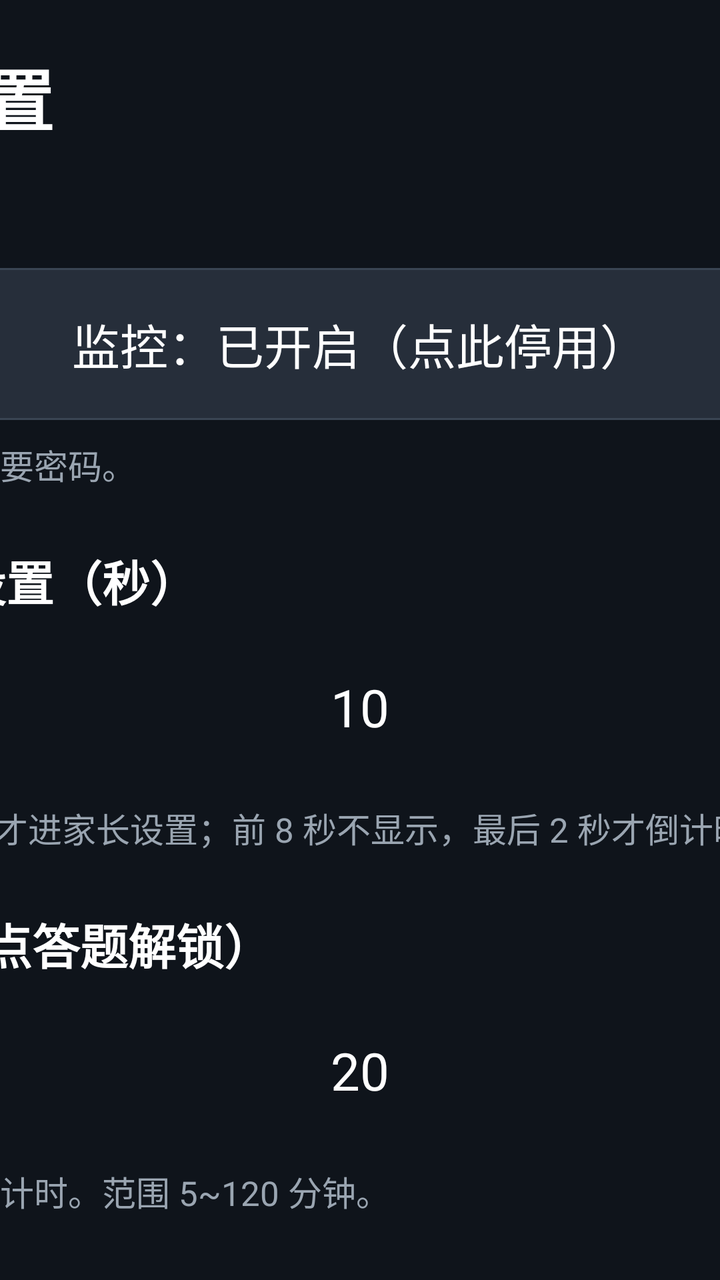
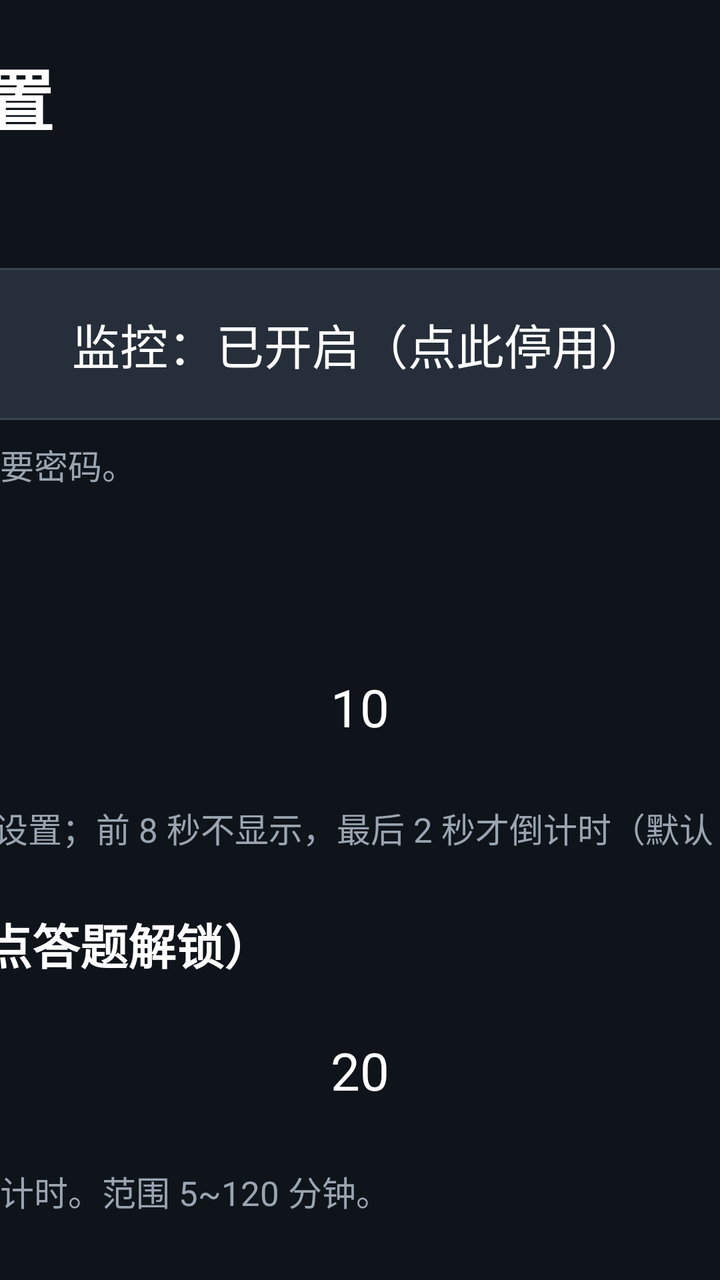

An Android layout rendered at two revisions. The XML below is the earlier revision; the diff shows what the commit changed to produce the second picture.
<!-- AndroidManifest.xml: application theme Theme.KidsLock -->
<!-- res/layout/activity_main.xml -->
<?xml version="1.0" encoding="utf-8"?>
<FrameLayout xmlns:android="http://schemas.android.com/apk/res/android"
    android:id="@+id/root"
    android:layout_width="match_parent"
    android:layout_height="match_parent"
    android:background="@color/bg_dark">

    <ScrollView
        android:id="@+id/scroll"
        android:layout_width="match_parent"
        android:layout_height="match_parent"
        android:fillViewport="true"
        android:scrollbars="none">

        <LinearLayout
            android:layout_width="960dp"
            android:layout_height="wrap_content"
            android:layout_gravity="center_horizontal"
            android:orientation="vertical"
            android:paddingLeft="28dp"
            android:paddingRight="28dp"
            android:paddingTop="24dp"
            android:paddingBottom="40dp">

            
            <LinearLayout
                android:layout_width="match_parent"
                android:layout_height="wrap_content"
                android:baselineAligned="true"
                android:orientation="horizontal">

                <TextView
                    android:layout_width="0dp"
                    android:layout_height="wrap_content"
                    android:layout_weight="1"
                    android:includeFontPadding="false"
                    android:text="每日壁纸 · 家长设置"
                    android:textColor="@color/text_main"
                    android:textSize="34sp"
                    android:textStyle="bold" />

                <TextView
                    android:id="@+id/tvVersion"
                    android:layout_width="wrap_content"
                    android:layout_height="wrap_content"
                    android:layout_marginLeft="16dp"
                    android:includeFontPadding="false"
                    android:text="v1.9.8"
                    android:textColor="@color/text_dim"
                    android:textSize="20sp" />
            </LinearLayout>

            <TextView style="@style/Label" android:text="监控开关" />

            <TextView
                android:id="@+id/btnEnable"
                style="@style/RowBtn"
                android:text="监控：已开启（点此停用）" />

            <TextView
                style="@style/Hint"
                android:text="关掉后不计时、不锁屏；家长设置仍要密码。" />

            
            <TextView
                style="@style/Label"
                android:text="长按菜单键 / OK 键进入设置（秒）" />

            <LinearLayout style="@style/Stepper">

                <TextView
                    android:id="@+id/btnHoldMinus"
                    style="@style/StepBtn"
                    android:text="-" />

                <TextView
                    android:id="@+id/tvHoldSec"
                    style="@style/StepValue"
                    android:text="10" />

                <TextView
                    android:id="@+id/btnHoldPlus"
                    style="@style/StepBtn"
                    android:text="+" />
            </LinearLayout>

            <TextView
                style="@style/Hint"
                android:text="壁纸界面按住菜单键或 OK 键这么久才进家长设置；前 8 秒不显示，最后 2 秒才倒计时（默认 10 秒）。" />

            <TextView style="@style/Label" android:text="单次连续观看（分钟，到点答题解锁）" />

            <LinearLayout style="@style/Stepper">

                <TextView
                    android:id="@+id/btnSingleMinus"
                    style="@style/StepBtn"
                    android:text="-" />

                <TextView
                    android:id="@+id/tvSingle"
                    style="@style/StepValue"
                    android:text="20" />

                <TextView
                    android:id="@+id/btnSinglePlus"
                    style="@style/StepBtn"
                    android:text="+" />
            </LinearLayout>

            <TextView
                style="@style/Hint"
                android:text="看满这个时长就弹锁屏；答对后重新计时。范围 5~120 分钟。" />

            <TextView style="@style/Label" android:text="每日累计上限（分钟，0=不限）" />

            <LinearLayout style="@style/Stepper">

                <TextView
                    android:id="@+id/btnDailyMinus"
                    style="@style/StepBtn"
                    android:text="-" />

                <TextView
                    android:id="@+id/tvDaily"
                    style="@style/StepValue"
                    android:text="0" />

                <TextView
                    android:id="@+id/btnDailyPlus"
                    style="@style/StepBtn"
                    android:text="+" />
            </LinearLayout>

            <TextView style="@style/Label" android:text="长关机重置阈值（分钟，0=不限）" />

            <LinearLayout style="@style/Stepper">

                <TextView
                    android:id="@+id/btnAwayMinus"
                    style="@style/StepBtn"
                    android:text="-" />

                <TextView
                    android:id="@+id/tvAway"
                    style="@style/StepValue"
                    android:text="30 分钟" />

                <TextView
                    android:id="@+id/btnAwayPlus"
                    style="@style/StepBtn"
                    android:text="+" />
            </LinearLayout>

            <TextView
                style="@style/Hint"
                android:text="关机不超过这个时长：计时接着走、锁屏保留；超过：本次计时清零（今日已看不减）；过零点：全部清零。0=不限。" />

            <TextView style="@style/Label" android:text="连续答对题数（答对才解锁）" />

            <LinearLayout style="@style/Stepper">

                <TextView
                    android:id="@+id/btnCorrMinus"
                    style="@style/StepBtn"
                    android:text="-" />

                <TextView
                    android:id="@+id/tvCorrect"
                    style="@style/StepValue"
                    android:text="3" />

                <TextView
                    android:id="@+id/btnCorrPlus"
                    style="@style/StepBtn"
                    android:text="+" />
            </LinearLayout>

            <TextView style="@style/Label" android:text="孩子年级" />

            <LinearLayout style="@style/Stepper">

                <TextView
                    android:id="@+id/btnLevelMinus"
                    style="@style/StepBtn"
                    android:text="-" />

                <TextView
                    android:id="@+id/tvLevel"
                    style="@style/StepValue"
                    android:text="二年级" />

                <TextView
                    android:id="@+id/btnLevelPlus"
                    style="@style/StepBtn"
                    android:text="+" />
            </LinearLayout>

            <TextView
                style="@style/Hint"
                android:text="1~9 年级；只出该年级及以下的题，不超纲。" />

            <TextView style="@style/Label" android:text="教材版本（语文/数学/英语按版本出题）" />

            <LinearLayout
                android:id="@+id/editionRow"
                android:layout_width="match_parent"
                android:layout_height="wrap_content"
                android:baselineAligned="false"
                android:orientation="horizontal" />

            <TextView style="@style/Label" android:text="启用题型（可多选）" />

            <LinearLayout
                android:id="@+id/typeGrid"
                android:layout_width="match_parent"
                android:layout_height="wrap_content"
                android:orientation="vertical" />

            <TextView style="@style/Label" android:text="题库" />

            <TextView
                android:id="@+id/tvQuizStatus"
                style="@style/Hint"
                android:text="未加载" />

            <TextView
                style="@style/Hint"
                android:text="想加自己的题：把 txt 文件拷到电视的 Download/txhlock 文件夹（U 盘或 SMB 都行），再点「重新加载题库」。一行一题：题目|答案|错误1;错误2;错误3" />

            <TextView
                android:id="@+id/btnExportQuiz"
                style="@style/RowBtn"
                android:text="导出内置题库（照着改）" />

            <TextView
                android:id="@+id/btnReloadQuiz"
                style="@style/RowBtn"
                android:layout_marginTop="10dp"
                android:text="重新加载题库" />

            <TextView
                android:id="@+id/btnClearLocal"
                style="@style/RowBtn"
                android:layout_marginTop="10dp"
                android:text="删除本地题库文件（只删本地，不动内置）" />

            <TextView style="@style/Label" android:text="局域网 SMB 题库同步（打开应用时自动更新）" />

            <TextView
                android:id="@+id/tvSmbStatus"
                style="@style/Hint"
                android:text="SMB 同步未开启" />

            <TextView
                android:id="@+id/btnSmbSetup"
                style="@style/RowBtn"
                android:text="SMB 同步设置" />

            <TextView
                android:id="@+id/btnSmbSyncNow"
                style="@style/RowBtn"
                android:layout_marginTop="10dp"
                android:text="立即更新 SMB 题库" />

            <TextView style="@style/Label" android:text="家长密码" />

            <TextView
                android:id="@+id/btnChangePin"
                style="@style/RowBtn"
                android:text="修改家长密码（默认 1234）" />

            <TextView style="@style/Label" android:text="防绕过 / 锁屏方式" />

            <TextView
                android:id="@+id/btnBootLock"
                style="@style/RowBtn"
                android:text="开机先答题：开（点此关闭）" />

            <TextView
                style="@style/Hint"
                android:text="开：每次真正开机/重启都先答题；关：沿用重启前状态（已锁仍锁，没锁就接着上次计时）。关机超过「长关机」时长会按长关机规则清零。" />

            <TextView
                android:id="@+id/btnOverlay"
                style="@style/RowBtn"
                android:layout_marginTop="10dp"
                android:text="悬浮层：检查中…" />

            <TextView
                android:id="@+id/tvHomeStatus"
                style="@style/Hint"
                android:text="系统桌面：未做任何修改" />

            <TextView
                android:id="@+id/btnAcc"
                style="@style/RowBtn"
                android:text="去系统里打开无障碍（当前：未开启）" />

            <TextView
                android:id="@+id/tvAccStatus"
                style="@style/Hint"
                android:text="正在检测无障碍保活状态…" />

            <TextView
                android:id="@+id/tvAccState"
                style="@style/Hint"
                android:text="无障碍：正在检测…" />

            <TextView
                style="@style/Hint"
                android:text="更新/覆盖安装后，小米电视可能会自动关掉无障碍；更新完回来看到「未开启」，点上面的按钮重开一次即可。" />

            <TextView
                style="@style/Hint"
                android:text="「自启动」需要手动去系统设置里打开；如果已开启，下面只显示绿色状态，不用点。" />

            <TextView
                android:id="@+id/btnSysSettings"
                style="@style/RowBtn"
                android:text="自启动：检测中…" />

            <TextView
                android:id="@+id/btnHomeSetup"
                style="@style/RowBtn"
                android:layout_marginTop="10dp"
                android:text="还原并卸载（恢复小米桌面）" />

            <TextView style="@style/Label" android:text="帮助与诊断" />

            <TextView
                android:id="@+id/tvHelp"
                style="@style/Hint"
                android:text="正在读取状态…" />

            <TextView
                android:id="@+id/btnFixAcc"
                style="@style/RowBtn"
                android:text="主页键拦截失效？点此修复" />

            <TextView
                android:id="@+id/btnTestLock"
                style="@style/RowBtn"
                android:layout_marginTop="26dp"
                android:background="@drawable/bg_primary"
                android:text="立即锁定测试" />
        </LinearLayout>
    </ScrollView>

    <FrameLayout
        android:id="@+id/gateLayer"
        android:layout_width="match_parent"
        android:layout_height="match_parent"
        android:visibility="gone" />
</FrameLayout>
<!-- resources referenced by this layout -->
<resources>
  <color name="bg_dark">#0F141B</color>
  <color name="text_dim">#9AA5B1</color>
  <color name="text_main">#FFFFFF</color>
  <!-- drawable bg_primary (drawable) -->
  <?xml version="1.0" encoding="utf-8"?>
  <selector xmlns:android="http://schemas.android.com/apk/res/android">
      <item android:state_focused="true"><shape android:shape="rectangle"><solid android:color="@color/accent" /><stroke android:width="3dp" android:color="#FFFFFF" /><corners android:radius="14dp" /></shape></item>
      <item android:state_pressed="true"><shape android:shape="rectangle"><solid android:color="@color/accent_deep" /><corners android:radius="14dp" /></shape></item>
      <item><shape android:shape="rectangle"><solid android:color="@color/accent" /><corners android:radius="14dp" /></shape></item>
  </selector>
  <style name="Hint">
          <item name="android:layout_width">match_parent</item>
          <item name="android:layout_height">wrap_content</item>
          <item name="android:layout_marginTop">10dp</item>
          <item name="android:layout_marginBottom">10dp</item>
          <item name="android:textColor">@color/text_dim</item>
          <item name="android:textSize">17sp</item>
          <item name="android:lineSpacingExtra">6dp</item>
          <item name="android:includeFontPadding">false</item>
      </style>
  <style name="Label">
          <item name="android:layout_width">match_parent</item>
          <item name="android:layout_height">wrap_content</item>
          <item name="android:layout_marginTop">18dp</item>
          <item name="android:layout_marginBottom">8dp</item>
          <item name="android:textColor">@color/text_main</item>
          <item name="android:textSize">24sp</item>
          <item name="android:textStyle">bold</item>
      </style>
  <style name="RowBtn">
          <item name="android:textAllCaps">false</item>
          <item name="android:layout_width">match_parent</item>
          <item name="android:layout_height">76dp</item>
          <item name="android:background">@drawable/bg_option</item>
          <item name="android:gravity">center</item>
          <item name="android:paddingLeft">12dp</item>
          <item name="android:paddingRight">12dp</item>
          <item name="android:textColor">@color/text_main</item>
          <item name="android:textSize">24sp</item>
      </style>
  <style name="StepBtn">
          <item name="android:textAllCaps">false</item>
          <item name="android:layout_width">120dp</item>
          <item name="android:layout_height">76dp</item>
          <item name="android:background">@drawable/bg_option</item>
          <item name="android:gravity">center</item>
          <item name="android:textColor">@color/text_main</item>
          <item name="android:textSize">26sp</item>
      </style>
  <style name="StepValue">
          <item name="android:layout_width">0dp</item>
          <item name="android:layout_height">76dp</item>
          <item name="android:layout_weight">1</item>
          <item name="android:gravity">center</item>
          <item name="android:textColor">@color/text_main</item>
          <item name="android:textSize">26sp</item>
      </style>
  <style name="Stepper">
          <item name="android:layout_width">match_parent</item>
          <item name="android:layout_height">wrap_content</item>
          <item name="android:orientation">horizontal</item>
      </style>
  <style name="Theme.KidsLock" parent="android:Theme.Holo.NoActionBar">
          <item name="android:windowBackground">@color/bg_dark</item>
          <item name="android:windowNoTitle">true</item>
          <item name="android:windowActionBar">false</item>
          <item name="android:windowContentOverlay">@null</item>
          <item name="android:colorBackground">@color/bg_dark</item>
          <item name="android:fontFamily">sans-serif</item>
      </style>
  <color name="accent">#1E5AF0</color>
  <color name="accent_deep">#1746C4</color>
  <color name="option_bg">#262E3A</color>
  <!-- unchanged entries left out for length: 1 -->
</resources>

<!-- the commit's change to res/layout/activity_main.xml (unified diff, before → after) -->
@@ -64,7 +64,7 @@
             
             <TextView
                 style="@style/Label"
-                android:text="长按菜单键 / OK 键进入设置（秒）" />
+                android:text="长按 OK 键进入设置（秒）" />
 
             <LinearLayout style="@style/Stepper">
 
@@ -86,7 +86,7 @@
 
             <TextView
                 style="@style/Hint"
-                android:text="壁纸界面按住菜单键或 OK 键这么久才进家长设置；前 8 秒不显示，最后 2 秒才倒计时（默认 10 秒）。" />
+                android:text="壁纸界面按住 OK 键这么久才进家长设置；前 8 秒不显示，最后 2 秒才倒计时（默认 10 秒）。" />
 
             <TextView style="@style/Label" android:text="单次连续观看（分钟，到点答题解锁）" />
 
